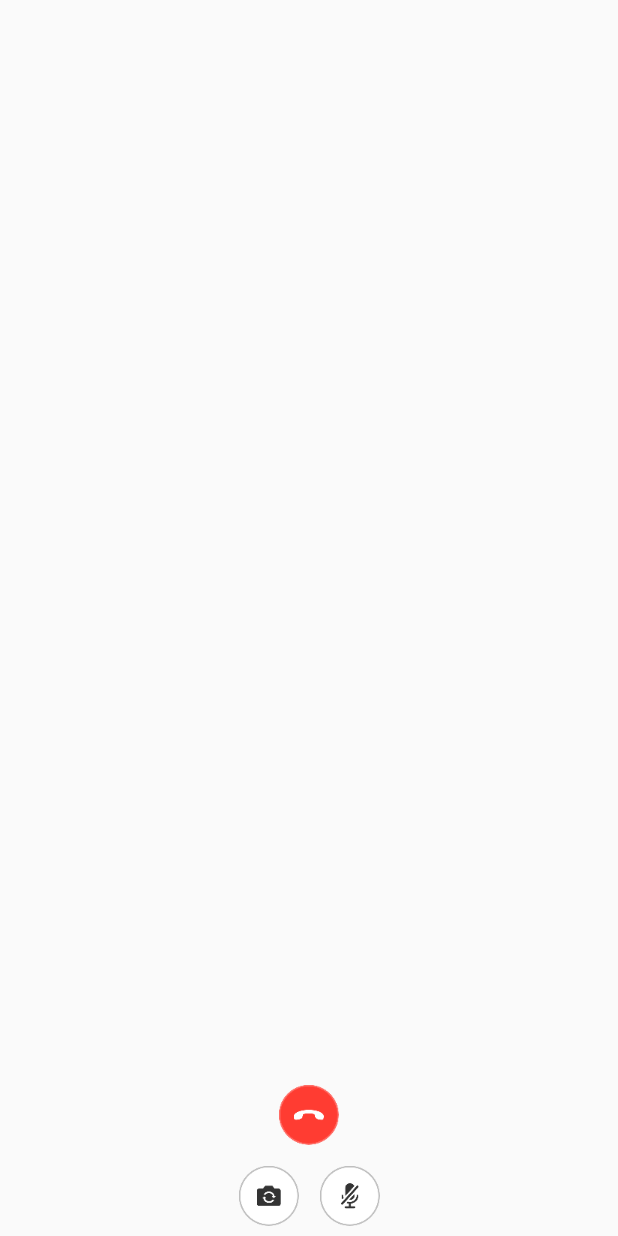
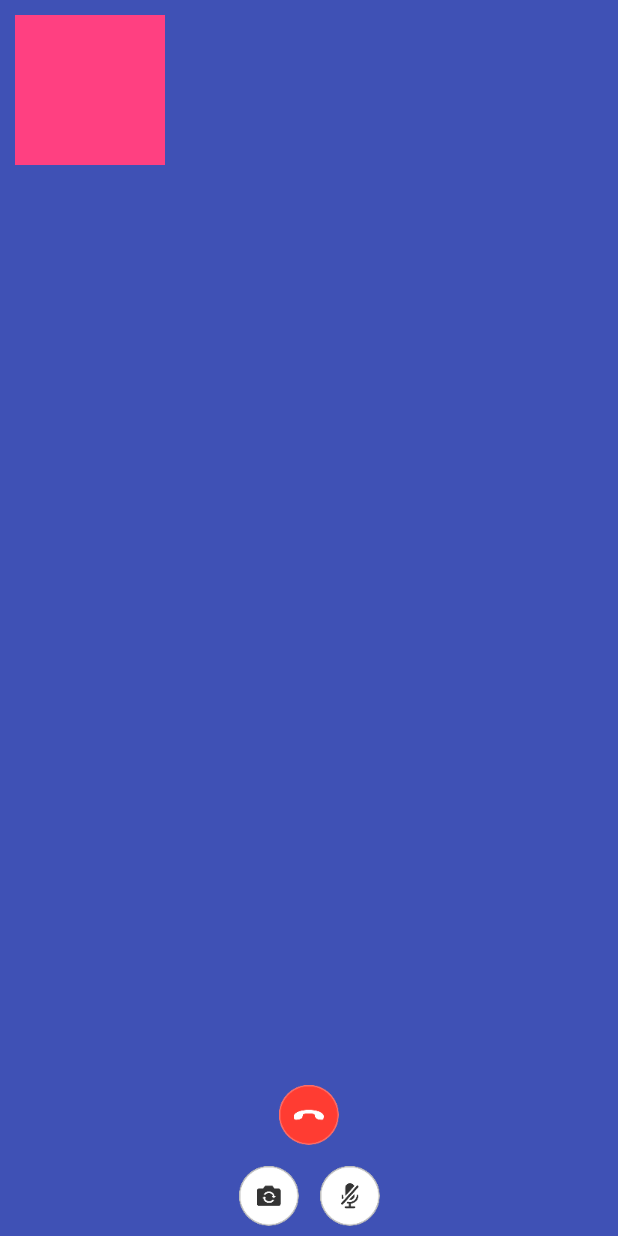
Before and after one commit to amsibsam/madura, an Android app: the layout activity_sample_call.xml on its own in the app's theme, with its tools: preview values and no code run, on a phone screen of 412 x 824 dp. Run offline under Robolectric (Android 15) with nearby library versions, the phone set to English and light mode, and no system bars.

Commit message:
tes push

```diff
--- a/app/src/main/java/android/rahardyan/tescallmodularity/CallLibraryHelper.java
+++ b/app/src/main/java/android/rahardyan/tescallmodularity/CallLibraryHelper.java
@@ -27,8 +27,8 @@ public class CallLibraryHelper{
         callLibrary.setListener(listener);
     }
 
-    public static void setRootLayout(Activity activity, RelativeLayout rootLayout, String key, String mode){
-        callLibrary.setRootContainer(activity, rootLayout, key, mode);
+    public static void setRootLayout(Activity activity, RelativeLayout rootLayout, RelativeLayout smallVideo, String key, String mode){
+        callLibrary.setRootContainer(activity, rootLayout, smallVideo, key, mode);
     }
 
     public static void startCall(String target){
--- a/app/src/main/java/android/rahardyan/tescallmodularity/ui/SampleCallActivity.java
+++ b/app/src/main/java/android/rahardyan/tescallmodularity/ui/SampleCallActivity.java
@@ -7,11 +7,10 @@ import android.rahardyan.tescallmodularity.event.CallEvent;
 import android.support.v7.app.AppCompatActivity;
 import android.os.Bundle;
 import android.view.View;
-import android.widget.FrameLayout;
 import android.widget.RelativeLayout;
 
 public class SampleCallActivity extends AppCompatActivity implements CallEvent {
-    private RelativeLayout rootContainer;
+    private RelativeLayout rootContainer, smallVideoView;
 
     @Override
     protected void onCreate(Bundle savedInstanceState) {
@@ -23,8 +22,9 @@ public class SampleCallActivity extends AppCompatActivity implements CallEvent {
         final String encryptionMode = getIntent().getStringExtra(ConstantApp.ACTION_KEY_ENCRYPTION_MODE);
 
         rootContainer = (RelativeLayout) findViewById(R.id.root_container);
+        smallVideoView = (RelativeLayout) findViewById(R.id.small_video_container);
         CallLibraryHelper.setListener(this);
-        CallLibraryHelper.setRootLayout(this, rootContainer, encryptionKey, encryptionMode);
+        CallLibraryHelper.setRootLayout(this, rootContainer, smallVideoView, encryptionKey, encryptionMode);
         CallLibraryHelper.startCall(target);
 
         findViewById(R.id.bottom_action_end_call).setOnClickListener(new View.OnClickListener() {
--- a/app/src/main/res/layout/activity_sample_call.xml
+++ b/app/src/main/res/layout/activity_sample_call.xml
@@ -1,5 +1,5 @@
 <?xml version="1.0" encoding="UTF-8"?>
-<FrameLayout xmlns:android="http://schemas.android.com/apk/res/android"
+<RelativeLayout xmlns:android="http://schemas.android.com/apk/res/android"
     xmlns:tools="http://schemas.android.com/tools"
     android:layout_width="match_parent"
     android:layout_height="match_parent"
@@ -8,7 +8,15 @@
     <RelativeLayout
         android:layout_width="match_parent"
         android:layout_height="match_parent"
-        android:id="@+id/root_container">
+        android:id="@+id/root_container"
+        android:background="@color/colorPrimary">
+    </RelativeLayout>
+    <RelativeLayout
+        android:id="@+id/small_video_container"
+        android:background="@color/colorAccent"
+        android:layout_width="100dp"
+        android:layout_height="100dp"
+        android:layout_margin="10dp">
     </RelativeLayout>
 
     <RelativeLayout
@@ -57,4 +65,4 @@
             </RelativeLayout>
         </LinearLayout>
     </RelativeLayout>
-</FrameLayout>
+</RelativeLayout>
```
Also changed, not shown: app/src/main/java/android/rahardyan/tescallmodularity/CallLibrary/AgoraExample.java (+5 -13 lines).
